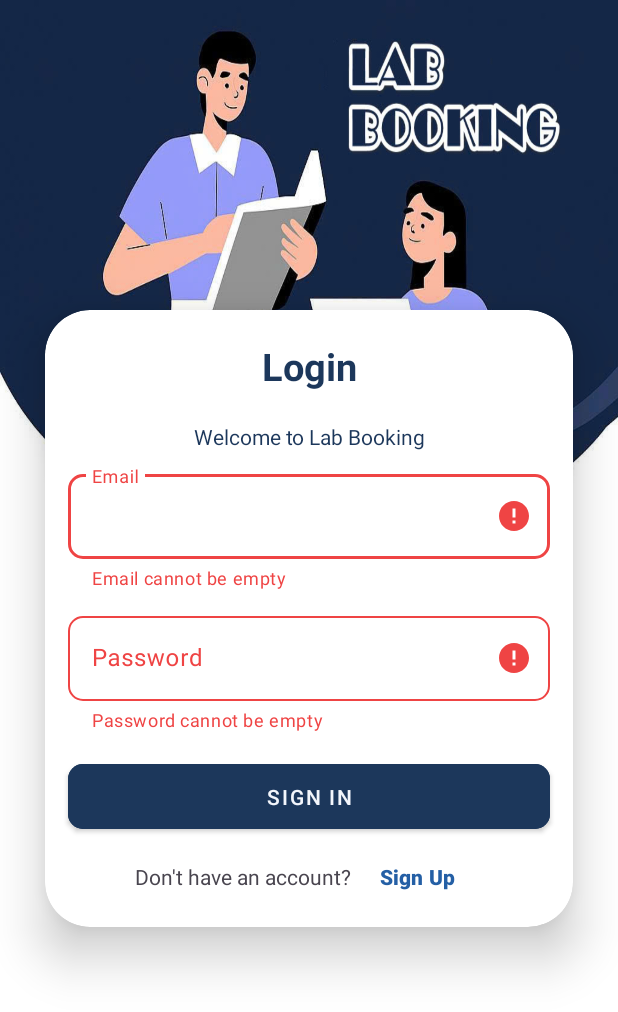
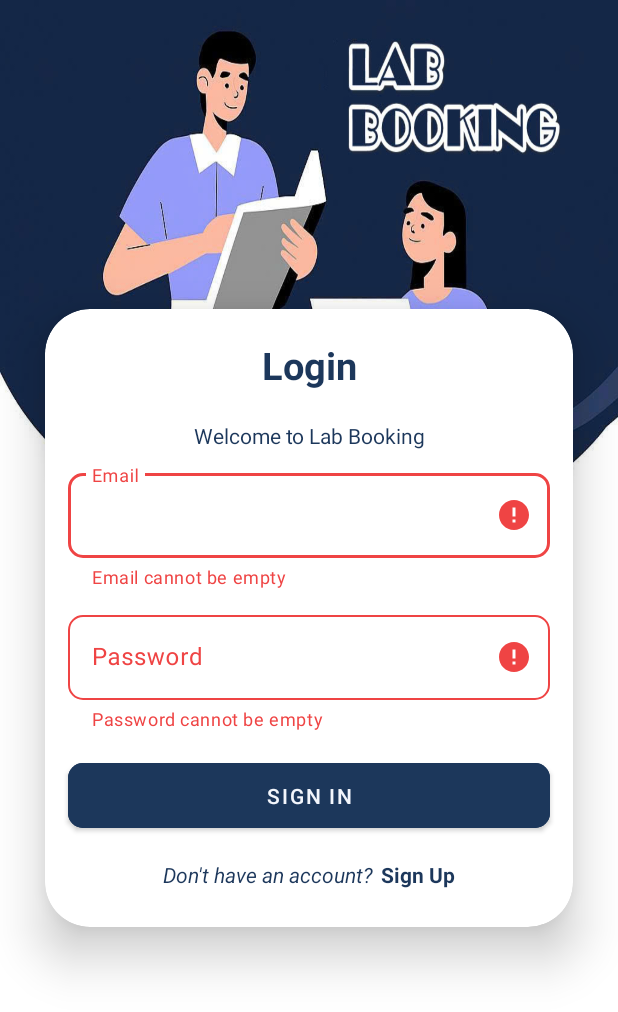
Before and after one commit to QuanHT2412/LabBooking, an Android app: the screen it shows after launch (SignInActivity), after a tap on "SIGN IN", on a phone screen of 412 x 824 dp. Shown: the top 1012 px of the screen. Run offline under Robolectric (Android 15) with nearby library versions, the phone set to English and light mode, and no system bars; our stand-ins replace Firebase (no records; nobody signed in at launch, a user with empty details on screens opened directly).

Commit message:
Refactor sign-in and register UI navigation

```diff
--- a/app/src/main/java/io/diendanx/labbooking/activities/SignIn/SignInActivity.java
+++ b/app/src/main/java/io/diendanx/labbooking/activities/SignIn/SignInActivity.java
@@ -9,6 +9,7 @@ import android.view.MotionEvent;
 import android.view.View;
 import android.view.inputmethod.InputMethodManager;
 import android.widget.Button;
+import android.widget.TextView;
 import android.widget.Toast;
 
 import androidx.activity.EdgeToEdge;
@@ -29,7 +30,8 @@ import io.diendanx.labbooking.activities.Register.RegisterActivity;
 
 public class SignInActivity extends AppCompatActivity {
 
-    private Button signInButton, registerButton;
+    private Button signInButton;
+    private TextView registerTv;
     private TextInputEditText emailEditText, passwordEditText;
     private FirebaseAuth mAuth;
     private TextInputLayout emailInputLayout, passwordInputLayout;
@@ -62,7 +64,7 @@ public class SignInActivity extends AppCompatActivity {
 
     private void initViews() {
         signInButton = findViewById(R.id.btn_signin);
-        registerButton = findViewById(R.id.btn_signup);
+        registerTv = findViewById(R.id.txt_sign_up);
         emailEditText = findViewById(R.id.et_email_signin);
         passwordEditText = findViewById(R.id.et_password_signin);
         emailInputLayout = findViewById(R.id.et_email_wrapper_signin);
@@ -74,6 +76,7 @@ public class SignInActivity extends AppCompatActivity {
 
     private void setListeners() {
 
+        // Set up text watchers for validation
         ValidatorsUtils.setUpTextWatcher(emailEditText, emailInputLayout, input -> {
             if (input.isEmpty()) {
                 return "Email cannot be empty";
@@ -92,11 +95,16 @@ public class SignInActivity extends AppCompatActivity {
             return null; // No error
         });
 
+        // Set up the on click listener for the sign-in button
         signInButton.setOnClickListener(this::onSignInButtonClick);
+
+        // Set up the on touch listener for the root view to hide keyboard when touching outside input fields
         rootView.setOnTouchListener(this::onRootViewTouch);
 
-        registerButton.setOnClickListener(v -> {
+        // Set up the on click listener for the register text view
+        registerTv.setOnClickListener(v -> {
             startActivity(new Intent(SignInActivity.this, RegisterActivity.class));
+            finish();
         });
     }
 
@@ -132,7 +140,7 @@ public class SignInActivity extends AppCompatActivity {
                         setProgress(false);
                         clearInputFields();
 
-                        Toast.makeText(SignInActivity.this, "Sign-in failed",
+                        Toast.makeText(SignInActivity.this, "Email or password is incorrect",
                                 Toast.LENGTH_SHORT).show();
                     }
                 });
@@ -148,7 +156,7 @@ public class SignInActivity extends AppCompatActivity {
     private void setProgress(boolean isLoading) {
         if (isLoading) {
             progressIndicator.setVisibility(View.VISIBLE);
-            signInButton.setVisibility(View.INVISIBLE);
+            signInButton.setVisibility(View.GONE);
         } else {
             progressIndicator.setVisibility(View.GONE);
             signInButton.setVisibility(View.VISIBLE);
--- a/app/src/main/res/layout/activity_sign_in.xml
+++ b/app/src/main/res/layout/activity_sign_in.xml
@@ -130,39 +130,32 @@
                 android:text="@string/sign_in"
                 app:cornerRadius="10dp" />
 
-            <androidx.constraintlayout.widget.ConstraintLayout
-                android:id="@+id/account_container"
-                android:layout_width="wrap_content"
-                android:layout_height="wrap_content"
-                android:layout_marginTop="12dp">
-
+            <LinearLayout
+                android:orientation="horizontal"
+                android:gravity="center"
+                android:layout_marginTop="10dp"
+                android:paddingVertical="5dp"
+                android:layout_width="match_parent"
+                android:layout_height="wrap_content">
                 <TextView
-                    android:id="@+id/txt_dont_have_account"
+                    android:id="@+id/txt_already_have_account"
                     android:layout_width="wrap_content"
-                    android:layout_height="wrap_content"
+                    android:layout_height="match_parent"
                     android:text="Don't have an account?"
+                    android:textColor="@color/main_900"
                     android:textSize="14sp"
-                    app:layout_constraintTop_toTopOf="parent"
-                    app:layout_constraintStart_toStartOf="parent"
-                    app:layout_constraintBottom_toBottomOf="parent" />
-
-                <Button
-                    android:id="@+id/btn_signup"
-                    style="@style/Widget.Material3.Button.TextButton"
+                    android:textStyle="italic" />
+                <TextView
+                    android:id="@+id/txt_sign_up"
                     android:layout_width="wrap_content"
-                    android:layout_height="wrap_content"
+                    android:layout_height="match_parent"
+                    android:layout_marginStart="5dp"
                     android:text="Sign Up"
-                    android:textColor="@color/main_600"
-                    android:textStyle="bold"
-                    android:minHeight="0dp"
-                    android:paddingVertical="0dp"
-                    app:layout_constraintTop_toTopOf="parent"
-                    app:layout_constraintBottom_toBottomOf="parent"
-                    app:layout_constraintStart_toEndOf="@id/txt_dont_have_account" />
-            </androidx.constraintlayout.widget.ConstraintLayout>
+                    android:textColor="@color/main_900"
+                    android:textSize="14sp"
+                    android:textStyle="bold" />
+            </LinearLayout>
         </LinearLayout>
-
-
 
     </androidx.cardview.widget.CardView>
 
```
Also changed, not shown: app/src/main/java/io/diendanx/labbooking/activities/Register/RegisterActivity.java (+14 -9 lines), app/src/main/res/layout/activity_register.xml (+7 -5 lines).
